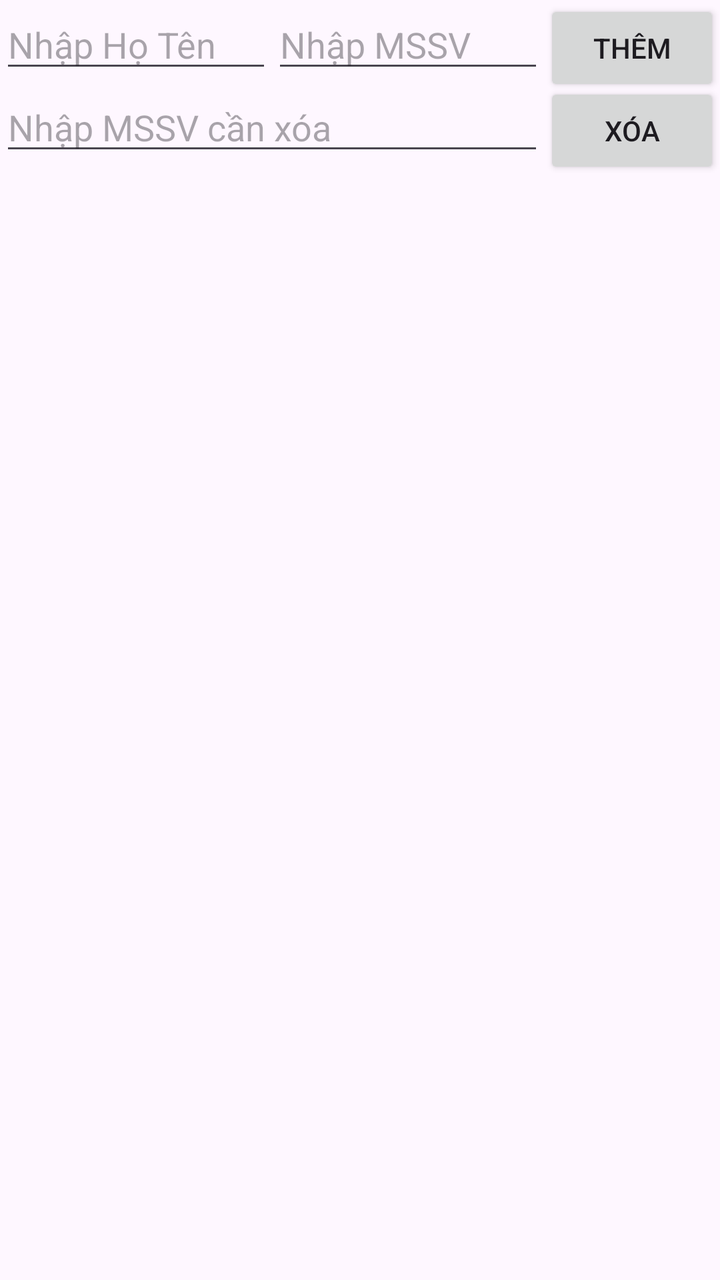
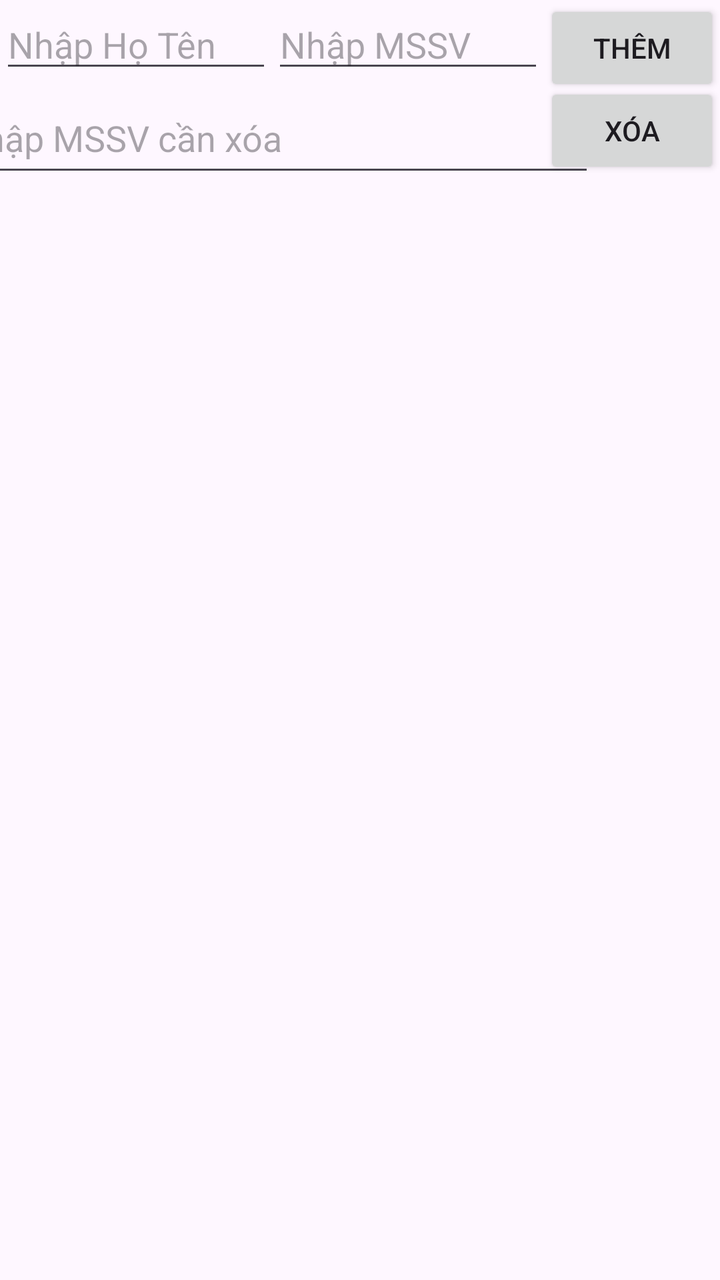

Two renders of the same Android screen: before a commit and after it. Below are the layout's source before the change and the commit's diff.
<!-- AndroidManifest.xml: application theme Theme.QuanlySinhvien -->
<!-- res/layout/activity_main.xml -->
<?xml version="1.0" encoding="utf-8"?>
<androidx.constraintlayout.widget.ConstraintLayout xmlns:android="http://schemas.android.com/apk/res/android"
    xmlns:app="http://schemas.android.com/apk/res-auto"
    xmlns:tools="http://schemas.android.com/tools"
    android:id="@+id/main"
    android:layout_width="match_parent"
    android:layout_height="match_parent"
    tools:context=".MainActivity">

    <EditText
        android:id="@+id/studentName"
        android:layout_width="0dp"
        android:layout_height="wrap_content"
        android:hint="Nhập Họ Tên"
        app:layout_constraintEnd_toStartOf="@+id/studentID"
        app:layout_constraintStart_toStartOf="parent"
        app:layout_constraintTop_toTopOf="parent" />

    <EditText
        android:id="@+id/studentID"
        android:layout_width="0dp"
        android:layout_height="wrap_content"
        android:hint="Nhập MSSV"
        app:layout_constraintEnd_toStartOf="@+id/btnAddStudent"
        app:layout_constraintStart_toEndOf="@+id/studentName"
        app:layout_constraintTop_toTopOf="parent" />

    <Button
        android:id="@+id/btnAddStudent"
        android:layout_width="wrap_content"
        android:layout_height="wrap_content"
        android:text="Thêm"
        app:layout_constraintEnd_toEndOf="parent"
        app:layout_constraintTop_toTopOf="parent" />

    <EditText
        android:id="@+id/delStudentByID"
        android:layout_width="0dp"
        android:layout_height="wrap_content"
        android:hint="Nhập MSSV cần xóa"
        app:layout_constraintStart_toStartOf="parent"
        app:layout_constraintEnd_toStartOf="@id/btnDelStudent"
        app:layout_constraintTop_toBottomOf="@id/studentName" />

    <Button
        android:id="@+id/btnDelStudent"
        android:layout_width="wrap_content"
        android:layout_height="wrap_content"
        android:text="Xóa"
        app:layout_constraintEnd_toEndOf="parent"
        app:layout_constraintTop_toBottomOf="@id/studentName" />

    <ListView
        android:id="@+id/listView"
        android:layout_width="match_parent"
        android:layout_height="0dp"
        app:layout_constraintTop_toBottomOf="@id/delStudentByID"
        app:layout_constraintStart_toStartOf="parent"
        app:layout_constraintEnd_toEndOf="parent"
        app:layout_constraintBottom_toBottomOf="parent"/>



</androidx.constraintlayout.widget.ConstraintLayout>
<!-- resources referenced by this layout -->
<resources>
  <style name="Theme.QuanlySinhvien" parent="Base.Theme.QuanlySinhvien" />
  <style name="Base.Theme.QuanlySinhvien" parent="Theme.Material3.DayNight.NoActionBar">
          
          
      </style>
</resources>

<!-- the commit's change to res/layout/activity_main.xml (unified diff, before → after) -->
@@ -35,11 +35,11 @@
 
     <EditText
         android:id="@+id/delStudentByID"
-        android:layout_width="0dp"
-        android:layout_height="wrap_content"
+        android:layout_width="322dp"
+        android:layout_height="52dp"
         android:hint="Nhập MSSV cần xóa"
+        app:layout_constraintEnd_toStartOf="@id/btnDelStudent"
         app:layout_constraintStart_toStartOf="parent"
-        app:layout_constraintEnd_toStartOf="@id/btnDelStudent"
         app:layout_constraintTop_toBottomOf="@id/studentName" />
 
     <Button
@@ -50,14 +50,15 @@
         app:layout_constraintEnd_toEndOf="parent"
         app:layout_constraintTop_toBottomOf="@id/studentName" />
 
-    <ListView
+    <androidx.recyclerview.widget.RecyclerView
         android:id="@+id/listView"
         android:layout_width="match_parent"
         android:layout_height="0dp"
         app:layout_constraintTop_toBottomOf="@id/delStudentByID"
+        app:layout_constraintBottom_toBottomOf="parent"
         app:layout_constraintStart_toStartOf="parent"
         app:layout_constraintEnd_toEndOf="parent"
-        app:layout_constraintBottom_toBottomOf="parent"/>
+        android:padding="8dp"/>
 
 
 
